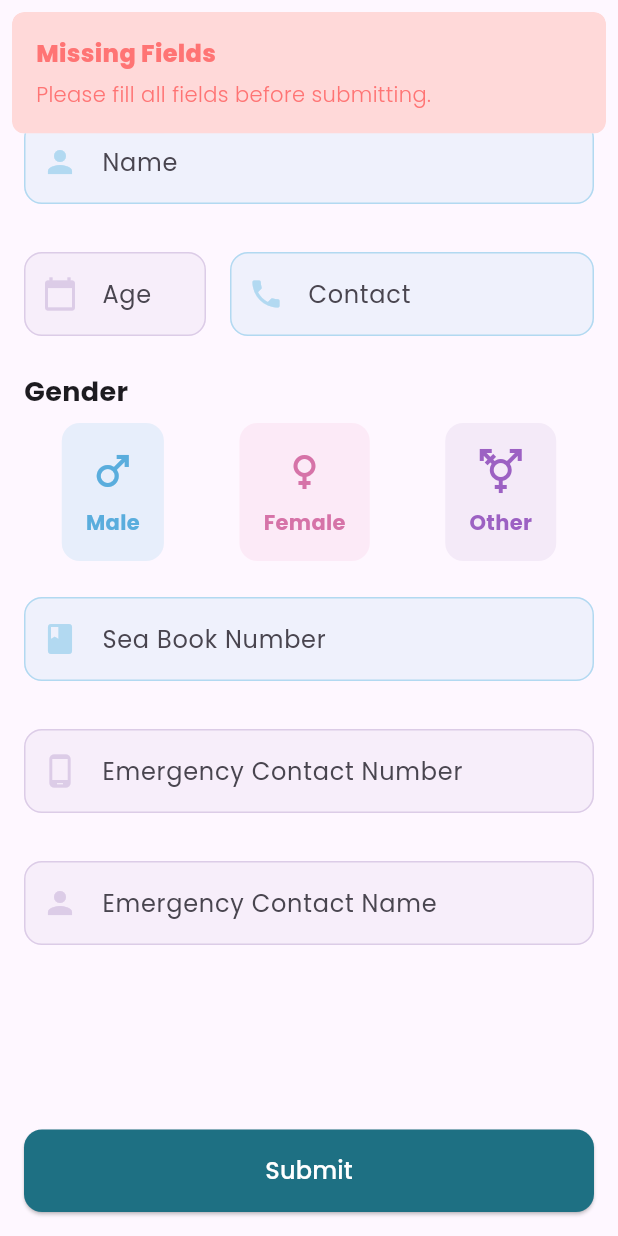
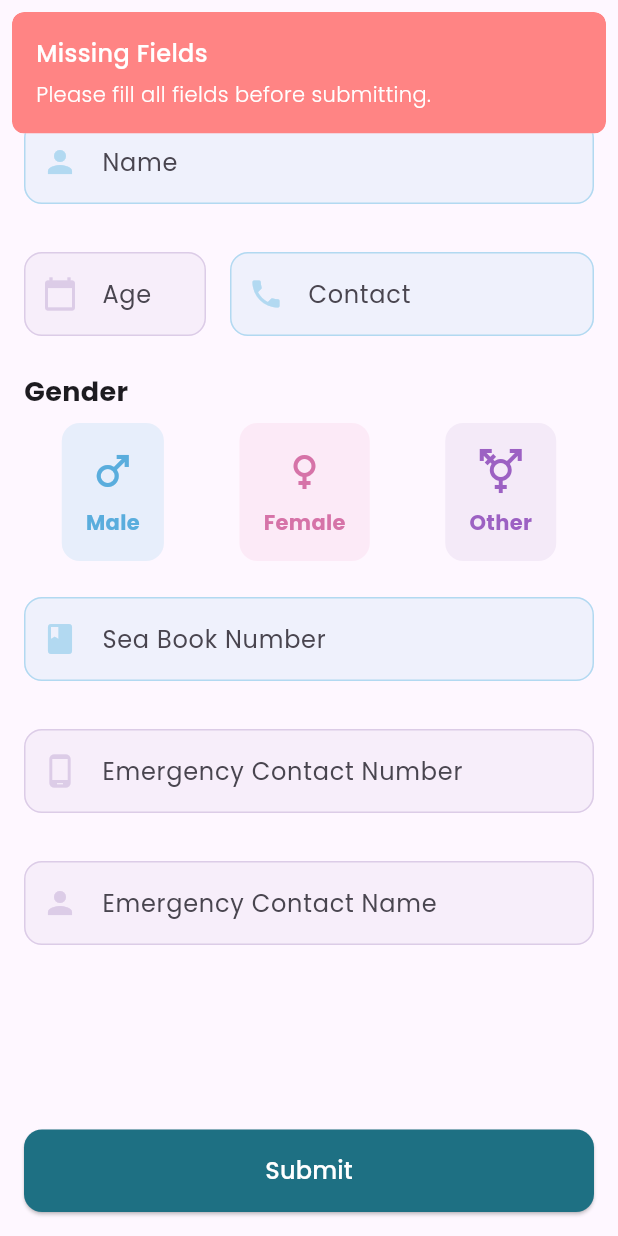
Before and after one commit to subrabala/TruTherapy, a Flutter app: the UserDetailsScreen screen opened directly, after a tap on "Submit", on a phone screen of 412 x 824 dp. Run offline on Flutter 3.47's test engine with Material 3 defaults, Android fonts, the phone set to English and light mode, and no system bars; our stand-ins replace flutter_svg, get, google_fonts, google_sign_in, lottie, shared_preferences and 2 more; accounts and stored records are empty.

Commit message:
user_details fixed and controller created

```diff
--- a/lib/controllers/auth_controller.dart
+++ b/lib/controllers/auth_controller.dart
@@ -1,4 +1,5 @@
 import 'package:fsui/constants.dart';
+import 'package:fsui/screens/user_screens/user_details_screen.dart';
 import 'package:get/get.dart';
 import 'package:google_sign_in/google_sign_in.dart';
 import 'package:http/http.dart' as http;
@@ -67,7 +68,7 @@ class AuthController extends GetxController {
 
       if (idToken != null) {
         final response = await http.post(
-          Uri.parse('$backendUrl/auth/app/jwt/therapist'),
+          Uri.parse('$backendUrl/auth/app/jwt/therepist'),
           headers: {
             'Content-Type': 'application/x-www-form-urlencoded',
             'Cookie': 'session=$idToken',
@@ -79,7 +80,7 @@ class AuthController extends GetxController {
           if (jsonDecode(response.body)['access_token'] != null) {
             final jwt = jsonDecode(response.body)['access_token'];
             await setJwt(jwt);
-            Get.to(() => IntroScreen());
+            Get.to(() => UserDetailsScreen());
           }
         } else {
           print(
--- /dev/null
+++ b/lib/controllers/user_details_controller.dart
@@ -0,0 +1,118 @@
+import 'package:flutter/material.dart';
+import 'package:fsui/widgets/snackbar.dart';
+import 'package:get/get.dart';
+import 'package:fsui/models.dart';
+import 'package:fsui/screens/user_screens/intro_screen.dart';
+import 'package:lottie/lottie.dart';
+
+class UserDetailsController extends GetxController {
+  final nameController = TextEditingController();
+  final ageController = TextEditingController();
+  final contactNumberController = TextEditingController();
+  final emergencyContactController = TextEditingController();
+  final emergencyContactNameController = TextEditingController();
+  final seaBookNumberController = TextEditingController();
+
+  final selectedGender = Rx<String?>(null);
+
+  void submitDetails() {
+    final userDetails = UserDetails(
+      name: nameController.text,
+      age: ageController.text,
+      contactNumber: contactNumberController.text,
+      emergencyContactNumber: emergencyContactController.text,
+      seaBookNumber: seaBookNumberController.text,
+      gender: selectedGender.value,
+    );
+
+    validate();
+  }
+
+  void validate() {
+    String name = nameController.text;
+    String age = ageController.text;
+    String contactNumber = contactNumberController.text;
+    String emergencyContact = emergencyContactController.text;
+    String seaBookNumber = seaBookNumberController.text;
+
+    if (name.isEmpty ||
+        age.isEmpty ||
+        contactNumber.isEmpty ||
+        emergencyContact.isEmpty ||
+        seaBookNumber.isEmpty ||
+        selectedGender.value == null) {
+      CommonSnackbar.show(
+        text: "Missing Fields",
+        subtext: "Please fill all fields before submitting.",
+        color: "red",
+      );
+      return;
+    }
+
+    if (contactNumber.length != 10 ||
+        !RegExp(r'^[0-9]+$').hasMatch(contactNumber)) {
+      CommonSnackbar.show(
+        text: "Invalid Phone Number",
+        subtext: "Phone number must be exactly 10 digits.",
+        color: "red",
+      );
+      return;
+    }
+
+    if (!RegExp(r'^[a-zA-Z]{2,3}[0-9]{4}$').hasMatch(seaBookNumber)) {
+      CommonSnackbar.show(
+        text: "Invalid Sea Book Number",
+        subtext:
+            "Sea Book number must start with 2 or 3 alphabets followed by 4 digits.",
+        color: "red",
+      );
+      return;
+    }
+
+    if (emergencyContact.length != 10 ||
+        !RegExp(r'^[0-9]+$').hasMatch(emergencyContact)) {
+      CommonSnackbar.show(
+        text: "Invalid Emergency Contact",
+        subtext: "Emergency contact number must be exactly 10 digits.",
+        color: "red",
+      );
+      return;
+    }
+
+    Get.dialog(
+      Center(
+        child: Card(
+          elevation: 8,
+          shape: RoundedRectangleBorder(
+            borderRadius: BorderRadius.circular(16),
+          ),
+          child: Padding(
+            padding: const EdgeInsets.all(16.0),
+            child: Column(
+              mainAxisSize: MainAxisSize.min,
+              children: [
+                Lottie.asset(
+                  'assets/animations/success.json',
+                  width: 100,
+                  height: 100,
+                  repeat: false,
+                ),
+                const SizedBox(height: 16.0),
+                const Text(
+                  "Submitted Successfully!",
+                  style: TextStyle(fontSize: 18, fontWeight: FontWeight.bold),
+                ),
+              ],
+            ),
+          ),
+        ),
+      ),
+      barrierDismissible: false,
+    );
+
+    Future.delayed(const Duration(seconds: 2), () {
+      Get.back();
+      Get.offAll(() => IntroScreen());
+    });
+  }
+}
--- /dev/null
+++ b/lib/models.dart
@@ -0,0 +1,17 @@
+class UserDetails {
+  String? age;
+  String? gender;
+  String? seaBookNumber;
+  String? contactNumber;
+  String? emergencyContactNumber;
+  String? name;
+
+  UserDetails({
+    this.age,
+    this.gender,
+    this.seaBookNumber,
+    this.contactNumber,
+    this.emergencyContactNumber,
+    this.name,
+  });
+}
--- a/lib/screens/therapist_screens/bottom_navbar_screens/profile_screen.dart
+++ b/lib/screens/therapist_screens/bottom_navbar_screens/profile_screen.dart
@@ -14,7 +14,7 @@ class ProfileScreen extends StatelessWidget {
                 automaticallyImplyLeading: false,
         title: const Text(
           'Your Profile',
-          style: TextStyle(color: Colors.black87, fontWeight: FontWeight.bold),
+          style: TextStyle(color: Colors.black87, fontWeight: FontWeight.bold,  fontSize: 18),
         ),
         backgroundColor: Colors.transparent,
         actions: [
--- a/lib/screens/user_screens/bottom_navbar_screens/aibot_chats_list_screen.dart
+++ b/lib/screens/user_screens/bottom_navbar_screens/aibot_chats_list_screen.dart
@@ -17,7 +17,7 @@ class AIBotChatsListScreen extends StatelessWidget {
         automaticallyImplyLeading: false,
         title: const Text(
           'Chat History',
-          style: TextStyle(color: Colors.black87, fontWeight: FontWeight.w600),
+          style: TextStyle(color: Colors.black87, fontWeight: FontWeight.w600, fontSize: 18),
         ),
         backgroundColor: Colors.white,
         elevation: 0,
--- a/lib/screens/user_screens/bottom_navbar_screens/profile_screen.dart
+++ b/lib/screens/user_screens/bottom_navbar_screens/profile_screen.dart
@@ -1,8 +1,6 @@
 import 'package:flutter/material.dart';
 import 'package:fsui/constants.dart';
-import 'package:fsui/screens/auth_screen.dart';
 import 'package:fsui/utils.dart';
-import 'package:get/get.dart';
 
 class ProfileScreen extends StatelessWidget {
   const ProfileScreen({super.key});
@@ -14,7 +12,7 @@ class ProfileScreen extends StatelessWidget {
                 automaticallyImplyLeading: false,
         title: const Text(
           'Your Profile',
-          style: TextStyle(color: Colors.black87, fontWeight: FontWeight.bold),
+          style: TextStyle(color: Colors.black87, fontWeight: FontWeight.bold,  fontSize: 18),
         ),
         backgroundColor: Colors.transparent,
         actions: [
--- a/lib/screens/user_screens/user_details_screen.dart
+++ b/lib/screens/user_screens/user_details_screen.dart
@@ -1,84 +1,11 @@
 import 'package:flutter/material.dart';
 import 'package:flutter/services.dart';
+import 'package:fsui/widgets/gender_card.dart';
+import 'package:fsui/widgets/snackbar.dart';
 import 'package:get/get.dart';
-import 'package:lottie/lottie.dart';
 import 'package:fsui/constants.dart';
 import 'package:fsui/screens/user_screens/intro_screen.dart';
-class UserDetailsController extends GetxController {
-  final nameController = TextEditingController();
-  final ageController = TextEditingController();
-  final contactNumberController = TextEditingController();
-  final emergencyContactController = TextEditingController();
-  final emergencyContactNameController = TextEditingController();
-  final seaBookNumberController = TextEditingController();
-
-  final selectedGender = Rx<String?>(null);
-
-  void submitDetails() {
-    if (nameController.text.isEmpty ||
-        ageController.text.isEmpty ||
-        contactNumberController.text.isEmpty ||
-        emergencyContactController.text.isEmpty ||
-        seaBookNumberController.text.isEmpty ||
-        selectedGender.value == null) {
-      Get.snackbar(
-        "Missing Fields",
-        "Please fill all fields before submitting.",
-        snackPosition: SnackPosition.TOP,
-        backgroundColor: const Color.fromARGB(255, 255, 217, 217),
-        colorText: const Color.fromARGB(255, 255, 116, 116),
-        borderRadius: 8.0,
-        margin: const EdgeInsets.all(8.0),
-      );
-      return;
-    }
-
-    final userDetails = UserDetails(
-      name: nameController.text,
-      age: ageController.text,
-      contactNumber: contactNumberController.text,
-      emergencyContactNumber: emergencyContactController.text,
-      seaBookNumber: seaBookNumberController.text,
-      gender: selectedGender.value,
-    );
-
-    Get.dialog(
-      Center(
-        child: Card(
-          elevation: 8,
-          shape: RoundedRectangleBorder(
-            borderRadius: BorderRadius.circular(16),
-          ),
-          child: Padding(
-            padding: const EdgeInsets.all(16.0),
-            child: Column(
-              mainAxisSize: MainAxisSize.min,
-              children: [
-                Lottie.asset(
-                  'assets/animations/success.json',
-                  width: 100,
-                  height: 100,
-                  repeat: false,
-                ),
-                const SizedBox(height: 16.0),
-                const Text(
-                  "Submitted Successfully!",
-                  style: TextStyle(fontSize: 18, fontWeight: FontWeight.bold),
-                ),
-              ],
-            ),
-          ),
-        ),
-      ),
-      barrierDismissible: false,
-    );
-
-    Future.delayed(const Duration(seconds: 2), () {
-      Get.back();
-      Get.offAll(() => IntroScreen());
-    });
-  }
-}
+import 'package:fsui/controllers/user_details_controller.dart';
 
 class UserDetailsScreen extends StatelessWidget {
   final UserDetailsController controller = Get.put(UserDetailsController());
@@ -144,29 +71,33 @@ class UserDetailsScreen extends StatelessWidget {
                       () => Row(
                         mainAxisAlignment: MainAxisAlignment.spaceAround,
                         children: [
-                          buildGenderSelectionCard(
+                          GenderCard(
                             icon: Icons.male,
                             label: "Male",
                             color: PastelColors.seaBlue,
                             darkColor: PastelColors.seaBlueDark,
-                            isSelected: controller.selectedGender.value == "Male",
-                            onTap: () => controller.selectedGender.value = "Male",
+                            isSelected:
+                                controller.selectedGender.value == "Male",
+                            onTap: () =>
+                                controller.selectedGender.value = "Male",
                           ),
-                          buildGenderSelectionCard(
+                          GenderCard(
                             icon: Icons.female,
                             label: "Female",
                             color: PastelColors.pastelPink,
                             darkColor: PastelColors.pastelPinkDark,
-                            isSelected: controller.selectedGender.value == "Female",
+                            isSelected:
+                                controller.selectedGender.value == "Female",
                             onTap: () =>
                                 controller.selectedGender.value = "Female",
                           ),
-                          buildGenderSelectionCard(
+                          GenderCard(
                             icon: Icons.transgender,
                             label: "Other",
                             color: PastelColors.deepSeaBlue,
                             darkColor: PastelColors.deepSeaBlueDark,
-                            isSelected: controller.selectedGender.value == "Other",
+                            isSelected:
+                                controller.selectedGender.value == "Other",
                             onTap: () =>
                                 controller.selectedGender.value = "Other",
                           ),
@@ -175,10 +106,10 @@ class UserDetailsScreen extends StatelessWidget {
                     ),
                     const SizedBox(height: 16.0),
                     buildTextFormField(
-                      isNumeric: true,
+                      isAlphaNumeric: true,
                       controller: controller.seaBookNumberController,
                       label: 'Sea Book Number',
-                      hintText: 'Ex. 1234',
+                      hintText: 'Ex. SD1343',
                       icon: Icons.book,
                       pastelColor: PastelColors.seaBlue,
                     ),
@@ -239,6 +170,7 @@ class UserDetailsScreen extends StatelessWidget {
     required String hintText,
     required IconData icon,
     required Color pastelColor,
+    bool isAlphaNumeric = false,
     bool isNumeric = false,
   }) {
     return Padding(
@@ -269,54 +201,4 @@ class UserDetailsScreen extends StatelessWidget {
       ),
     );
   }
-
-  Widget buildGenderSelectionCard({
-    required IconData icon,
-    required String label,
-    required Color darkColor,
-    required Color color,
-    required bool isSelected,
-    required VoidCallback onTap,
-  }) {
-    return GestureDetector(
-      onTap: onTap,
-      child: Container(
-        decoration: BoxDecoration(
-          color: isSelected ? darkColor.withOpacity(0.8) : color.withOpacity(0.3),
-          borderRadius: BorderRadius.circular(12),
-        ),
-        padding: const EdgeInsets.all(16.0),
-        child: Column(
-          children: [
-            Icon(icon, size: 32, color: isSelected ?  Colors.white  : darkColor),
-            const SizedBox(height: 8.0),
-            Text(
-              label,
-              style:  TextStyle(color: isSelected ?   Colors.white : darkColor, fontWeight: FontWeight.bold),
-            ),
-          ],
-        ),
-      ),
-    );
-  }
 }
-
-
-
-class UserDetails {
-  String? age;
-  String? gender;
-  String? seaBookNumber;
-  String? contactNumber;
-  String? emergencyContactNumber;
-  String? name;
-
-  UserDetails({
-    this.age,
-    this.gender,
-    this.seaBookNumber,
-    this.contactNumber,
-    this.emergencyContactNumber,
-    this.name,
-  });
-}
--- /dev/null
+++ b/lib/widgets/gender_card.dart
@@ -0,0 +1,52 @@
+import 'package:flutter/material.dart';
+
+class GenderCard extends StatelessWidget {
+  final IconData icon;
+  final String label;
+  final Color darkColor;
+  final Color color;
+  final bool isSelected;
+  final VoidCallback onTap;
+
+  // Constructor to accept all the parameters
+  const GenderCard({
+    super.key,
+    required this.icon,
+    required this.label,
+    required this.darkColor,
+    required this.color,
+    required this.isSelected,
+    required this.onTap,
+  });
+
+  @override
+  Widget build(BuildContext context) {
+    return GestureDetector(
+      onTap: onTap,
+      child: Container(
+        decoration: BoxDecoration(
+          color: isSelected ? darkColor.withOpacity(0.8) : color.withOpacity(0.3),
+          borderRadius: BorderRadius.circular(12),
+        ),
+        padding: const EdgeInsets.all(16.0),
+        child: Column(
+          children: [
+            Icon(
+              icon,
+              size: 32,
+              color: isSelected ? Colors.white : darkColor,
+            ),
+            const SizedBox(height: 8.0),
+            Text(
+              label,
+              style: TextStyle(
+                color: isSelected ? Colors.white : darkColor,
+                fontWeight: FontWeight.bold,
+              ),
+            ),
+          ],
+        ),
+      ),
+    );
+  }
+}
--- a/lib/widgets/snackbar.dart
+++ b/lib/widgets/snackbar.dart
@@ -1,50 +1,30 @@
- import 'package:flutter/material.dart';
-import 'package:flutter/services.dart';
+import 'package:flutter/material.dart';
+import 'package:get/get.dart';
 
-
-  void showTopSnackBar(BuildContext context, String message) {
-  final overlay = Overlay.of(context);
-  final overlayEntry = OverlayEntry(
-    builder: (context) => Positioned(
-      top: MediaQuery.of(context).padding.top + 16.0, // Adjust for status bar
-      left: 16.0,
-      right: 16.0,
-      child: Material(
-        color: Colors.transparent,
-        child: AnimatedContainer(
-          duration: const Duration(milliseconds: 300),
-          curve: Curves.easeOut,
-          decoration: BoxDecoration(
-            color: const Color.fromARGB(255, 255, 220, 218),
-            borderRadius: BorderRadius.circular(16.0),
-            boxShadow: [
-              BoxShadow(
-                color: Colors.black.withOpacity(0.2),
-                blurRadius: 8.0,
-              ),
-            ],
-          ),
-          padding: const EdgeInsets.symmetric(horizontal: 16.0, vertical: 12.0),
-          child: Row(
-            children: [
-              const Icon(Icons.warning, color: Color.fromARGB(255, 255, 101, 101)),
-              const SizedBox(width: 12.0),
-              Expanded(
-                child: Text(
-                  message,
-                  style: const TextStyle(color: Color.fromARGB(255, 255, 101, 101), fontSize: 16.0),
-                ),
-              ),
-            ],
-          ),
+class CommonSnackbar {
+  static void show({
+    required String text,
+    required String subtext,
+    required String color,
+  }) {
+    Get.snackbar(
+      text,
+      subtext,
+      snackPosition: SnackPosition.TOP,
+      backgroundColor: color == "red"
+          ? const Color.fromARGB(255, 255, 132, 132)
+          : const Color.fromARGB(255, 117, 225, 173),
+      colorText: Colors.white,
+      borderRadius: 8.0,
+      margin: const EdgeInsets.all(8.0),
+      titleText: Text(
+        text,
+        style: const  TextStyle(
+          fontSize: 16.0,
+          fontWeight: FontWeight.w500,
+          color: Colors.white
         ),
       ),
-    ),
-  );
-
-  overlay.insert(overlayEntry);
-
-  Future.delayed(const Duration(seconds: 3), () {
-    overlayEntry.remove();
-  });
+    );
+  }
 }
```
Also changed, not shown: lib/screens/aibot_screen.dart (+23 -5 lines).
